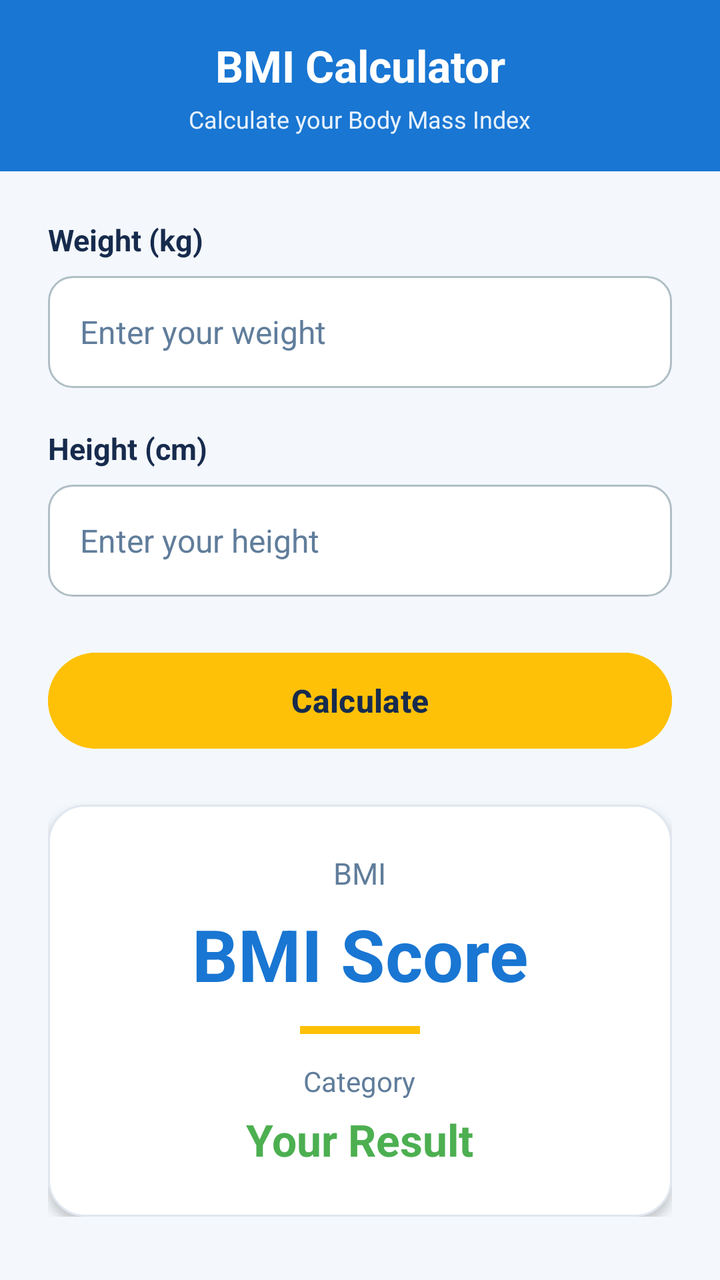
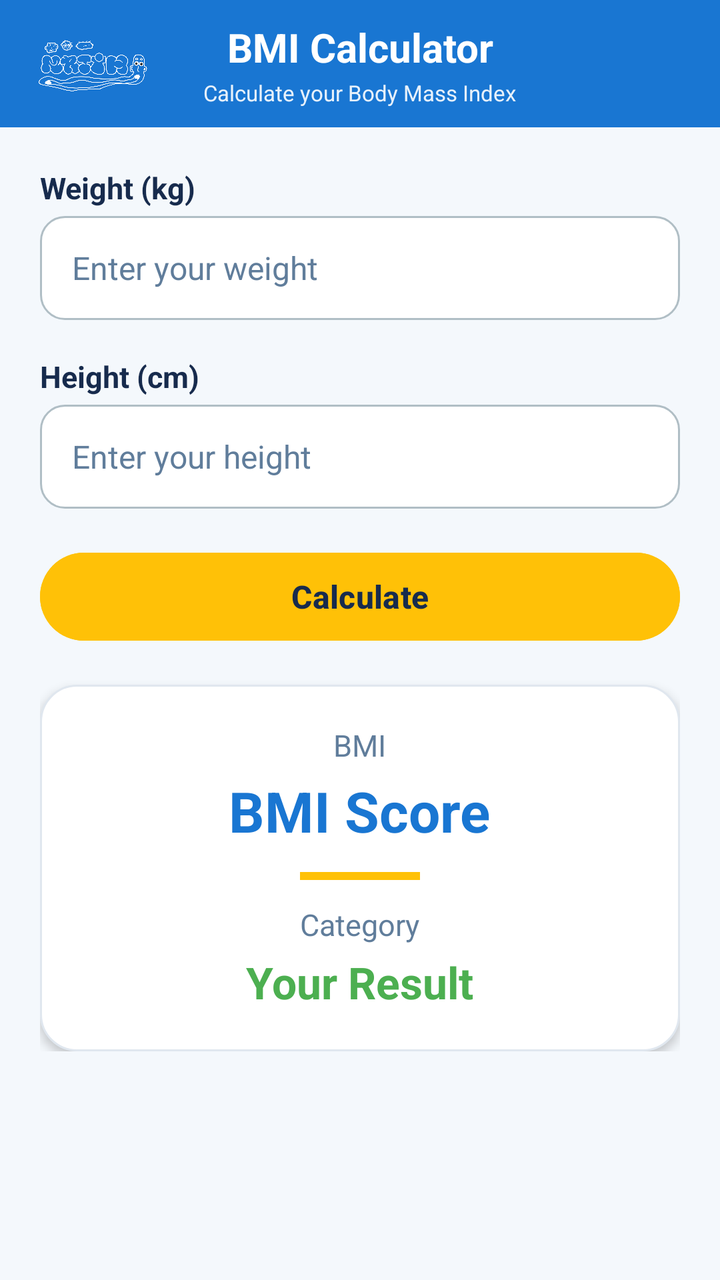

Two renders of the same Android screen: before a commit and after it. Below are the layout's source before the change and the commit's diff.
<!-- AndroidManifest.xml: application theme Theme.BMICalculator -->
<!-- res/layout/activity_main.xml -->
<?xml version="1.0" encoding="utf-8"?>
<ScrollView xmlns:android="http://schemas.android.com/apk/res/android"
    android:layout_width="match_parent"
    android:layout_height="match_parent"
    android:background="@color/background"
    android:fillViewport="true">

    <LinearLayout
        android:layout_width="match_parent"
        android:layout_height="wrap_content"
        android:orientation="vertical">

        

        <LinearLayout
            android:layout_width="match_parent"
            android:layout_height="wrap_content"
            android:orientation="vertical"
            android:gravity="center"
            android:background="@color/primary"
            android:paddingStart="24dp"
            android:paddingEnd="24dp"
            android:paddingTop="18dp"
            android:paddingBottom="18dp">

            <TextView
                android:layout_width="wrap_content"
                android:layout_height="wrap_content"
                android:text="@string/title_bmi"
                android:textColor="@color/text_white"
                android:textSize="22sp"
                android:textStyle="bold"
                android:gravity="center" />

            <TextView
                android:layout_width="wrap_content"
                android:layout_height="wrap_content"
                android:layout_marginTop="4dp"
                android:text="@string/subtitle_bmi"
                android:textColor="@color/text_white"
                android:alpha="0.9"
                android:textSize="12sp"
                android:gravity="center" />

        </LinearLayout>


        

        <LinearLayout
            android:layout_width="match_parent"
            android:layout_height="wrap_content"
            android:orientation="vertical"
            android:padding="24dp">

            

            <TextView
                android:layout_width="match_parent"
                android:layout_height="wrap_content"
                android:text="@string/weight"
                android:textColor="@color/text_primary"
                android:textSize="15sp"
                android:textStyle="bold"
                android:layout_marginBottom="8dp" />

            <EditText
                android:id="@+id/weightEditText"
                android:layout_width="match_parent"
                android:layout_height="56dp"
                android:background="@drawable/edittext_background"
                android:hint="@string/weight_hint"
                android:inputType="numberDecimal"
                android:textColor="@color/text_primary"
                android:textColorHint="@color/text_secondary"
                android:textSize="16sp"
                android:paddingStart="16dp"
                android:paddingEnd="16dp"
                android:layout_marginBottom="20dp" />


            

            <TextView
                android:layout_width="match_parent"
                android:layout_height="wrap_content"
                android:text="@string/height"
                android:textColor="@color/text_primary"
                android:textSize="15sp"
                android:textStyle="bold"
                android:layout_marginBottom="8dp" />

            <EditText
                android:id="@+id/heightEditText"
                android:layout_width="match_parent"
                android:layout_height="56dp"
                android:background="@drawable/edittext_background"
                android:hint="@string/height_hint"
                android:inputType="numberDecimal"
                android:textColor="@color/text_primary"
                android:textColorHint="@color/text_secondary"
                android:textSize="16sp"
                android:paddingStart="16dp"
                android:paddingEnd="16dp"
                android:layout_marginBottom="24dp" />


            

            <Button
                android:id="@+id/calculateButton"
                android:layout_width="match_parent"
                android:layout_height="56dp"
                android:text="@string/calculate"
                android:textColor="@color/text_primary"
                android:textSize="16sp"
                android:textStyle="bold"
                android:backgroundTint="@color/accent_yellow"
                android:layout_marginBottom="24dp" />


            

            <LinearLayout
                android:layout_width="match_parent"
                android:layout_height="wrap_content"
                android:orientation="vertical"
                android:gravity="center"
                android:background="@drawable/result_card"
                android:elevation="3dp"
                android:padding="24dp">

                <TextView
                    android:id="@+id/bmiLabel"
                    android:layout_width="wrap_content"
                    android:layout_height="wrap_content"
                    android:text="@string/bmi"
                    android:textColor="@color/text_secondary"
                    android:textSize="15sp" />

                <TextView
                    android:id="@+id/bmiResult"
                    android:layout_width="wrap_content"
                    android:layout_height="wrap_content"
                    android:text="@string/bmi_placeholder"
                    android:textColor="@color/primary"
                    android:textSize="36sp"
                    android:textStyle="bold"
                    android:layout_marginTop="6dp" />

                <View
                    android:layout_width="60dp"
                    android:layout_height="4dp"
                    android:background="@color/accent_yellow"
                    android:layout_marginTop="12dp"
                    android:layout_marginBottom="14dp" />

                <TextView
                    android:id="@+id/categoryLabel"
                    android:layout_width="wrap_content"
                    android:layout_height="wrap_content"
                    android:text="@string/bmi_category"
                    android:textColor="@color/text_secondary"
                    android:textSize="14sp" />

                <TextView
                    android:id="@+id/categoryResult"
                    android:layout_width="wrap_content"
                    android:layout_height="wrap_content"
                    android:text="@string/category_placeholder"
                    android:textColor="@color/normal_color"
                    android:textSize="22sp"
                    android:textStyle="bold"
                    android:layout_marginTop="5dp" />

            </LinearLayout>

        </LinearLayout>

    </LinearLayout>

</ScrollView>
<!-- resources referenced by this layout -->
<resources>
  <color name="accent_yellow">#FFC107</color>
  <color name="background">#F4F8FC</color>
  <color name="normal_color">#4CAF50</color>
  <color name="primary">#1976D2</color>
  <color name="text_primary">#172B4D</color>
  <color name="text_secondary">#607D9B</color>
  <color name="text_white">#FFFFFF</color>
  <!-- drawable edittext_background (drawable) -->
  <?xml version="1.0" encoding="utf-8"?>
  <selector xmlns:android="http://schemas.android.com/apk/res/android">
  
      
      <item android:state_focused="true">
  
          <shape>
              <solid android:color="@color/input_background" />
  
              <corners android:radius="12dp" />
  
              <stroke
                  android:width="2dp"
                  android:color="@color/input_focus" />
  
              <padding
                  android:left="16dp"
                  android:right="16dp"
                  android:top="4dp"
                  android:bottom="4dp" />
          </shape>
  
      </item>
  
      
      <item>
  
          <shape>
              <solid android:color="@color/input_background" />
  
              <corners android:radius="12dp" />
  
              <stroke
                  android:width="1dp"
                  android:color="@color/input_stroke" />
  
              <padding
                  android:left="16dp"
                  android:right="16dp"
                  android:top="4dp"
                  android:bottom="4dp" />
          </shape>
  
      </item>
  
  </selector>
  <!-- drawable result_card (drawable) -->
  <?xml version="1.0" encoding="utf-8"?>
  <shape xmlns:android="http://schemas.android.com/apk/res/android">
  
      <solid android:color="@color/card_background" />
  
      <corners android:radius="18dp" />
  
      <stroke
          android:width="1dp"
          android:color="#E0E7EF" />
  
      <padding
          android:left="20dp"
          android:right="20dp"
          android:top="20dp"
          android:bottom="20dp" />
  
  </shape>
  <string name="bmi">BMI</string>
  <string name="bmi_category">Category</string>
  <string name="bmi_placeholder">BMI Score</string>
  <string name="calculate">Calculate</string>
  <string name="category_placeholder">Your Result</string>
  <string name="height">Height (cm)</string>
  <string name="height_hint">Enter your height</string>
  <string name="subtitle_bmi">Calculate your Body Mass Index</string>
  <string name="title_bmi">BMI Calculator</string>
  <string name="weight">Weight (kg)</string>
  <string name="weight_hint">Enter your weight</string>
  <style name="Theme.BMICalculator" parent="Base.Theme.BMICalculator" />
  <color name="input_background">#FFFFFF</color>
  <color name="input_focus">#1976D2</color>
  <color name="input_stroke">#B0BEC5</color>
  <color name="card_background">#FFFFFF</color>
  <style name="Base.Theme.BMICalculator" parent="Theme.Material3.DayNight.NoActionBar">
          
          
      </style>
</resources>

<!-- the commit's change to res/layout/activity_main.xml (unified diff, before → after) -->
@@ -12,71 +12,93 @@
 
         
 
+        <FrameLayout
+            android:layout_width="match_parent"
+            android:layout_height="wrap_content"
+            android:background="@color/primary"
+            android:paddingTop="@dimen/header_padding_vertical"
+            android:paddingBottom="@dimen/header_padding_vertical">
+
+            
+
+            <ImageView
+                android:id="@+id/bmiLogo"
+                android:layout_width="@dimen/logo_width"
+                android:layout_height="@dimen/logo_height"
+                android:layout_gravity="start|center_vertical"
+                android:layout_marginStart="@dimen/logo_margin_start"
+                android:src="@drawable/bmi_logo"
+                android:scaleType="fitCenter"
+                android:contentDescription="@string/title_bmi" />
+
+
+            
+
+            <LinearLayout
+                android:layout_width="match_parent"
+                android:layout_height="wrap_content"
+                android:orientation="vertical"
+                android:gravity="center"
+                android:layout_gravity="center">
+
+                <TextView
+                    android:layout_width="wrap_content"
+                    android:layout_height="wrap_content"
+                    android:text="@string/title_bmi"
+                    android:textColor="@color/text_white"
+                    android:textSize="@dimen/header_title_size"
+                    android:textStyle="bold"
+                    android:gravity="center" />
+
+                <TextView
+                    android:layout_width="wrap_content"
+                    android:layout_height="wrap_content"
+                    android:layout_marginTop="@dimen/header_subtitle_margin"
+                    android:text="@string/subtitle_bmi"
+                    android:textColor="@color/text_white"
+                    android:alpha="0.9"
+                    android:textSize="@dimen/header_subtitle_size"
+                    android:gravity="center" />
+
+            </LinearLayout>
+
+        </FrameLayout>
+
+
+        
+
         <LinearLayout
             android:layout_width="match_parent"
             android:layout_height="wrap_content"
             android:orientation="vertical"
-            android:gravity="center"
-            android:background="@color/primary"
-            android:paddingStart="24dp"
-            android:paddingEnd="24dp"
-            android:paddingTop="18dp"
-            android:paddingBottom="18dp">
+            android:padding="@dimen/screen_padding">
+
+
+            
 
             <TextView
-                android:layout_width="wrap_content"
-                android:layout_height="wrap_content"
-                android:text="@string/title_bmi"
-                android:textColor="@color/text_white"
-                android:textSize="22sp"
+                android:layout_width="match_parent"
+                android:layout_height="wrap_content"
+                android:text="@string/weight"
+                android:textColor="@color/text_primary"
+                android:textSize="@dimen/label_size"
                 android:textStyle="bold"
-                android:gravity="center" />
-
-            <TextView
-                android:layout_width="wrap_content"
-                android:layout_height="wrap_content"
-                android:layout_marginTop="4dp"
-                android:text="@string/subtitle_bmi"
-                android:textColor="@color/text_white"
-                android:alpha="0.9"
-                android:textSize="12sp"
-                android:gravity="center" />
-
-        </LinearLayout>
-
-
-        
-
-        <LinearLayout
-            android:layout_width="match_parent"
-            android:layout_height="wrap_content"
-            android:orientation="vertical"
-            android:padding="24dp">
-
-            
-
-            <TextView
-                android:layout_width="match_parent"
-                android:layout_height="wrap_content"
-                android:text="@string/weight"
-                android:textColor="@color/text_primary"
-                android:textSize="15sp"
-                android:textStyle="bold"
-                android:layout_marginBottom="8dp" />
+                android:layout_marginBottom="@dimen/margin_small" />
+
 
             <EditText
                 android:id="@+id/weightEditText"
                 android:layout_width="match_parent"
-                android:layout_height="56dp"
+                android:layout_height="@dimen/input_height"
                 android:background="@drawable/edittext_background"
                 android:hint="@string/weight_hint"
                 android:inputType="numberDecimal"
                 android:textColor="@color/text_primary"
                 android:textColorHint="@color/text_secondary"
-                android:textSize="16sp"
-                android:paddingStart="16dp"
-                android:paddingEnd="16dp"
-                android:layout_marginBottom="20dp" />
+                android:textSize="@dimen/input_text_size"
+                android:paddingStart="@dimen/input_padding"
+                android:paddingEnd="@dimen/input_padding"
+                android:layout_marginBottom="@dimen/margin_large" />
 
 
             
@@ -86,23 +108,24 @@
                 android:layout_height="wrap_content"
                 android:text="@string/height"
                 android:textColor="@color/text_primary"
-                android:textSize="15sp"
+                android:textSize="@dimen/label_size"
                 android:textStyle="bold"
-                android:layout_marginBottom="8dp" />
+                android:layout_marginBottom="@dimen/margin_small" />
+
 
             <EditText
                 android:id="@+id/heightEditText"
                 android:layout_width="match_parent"
-                android:layout_height="56dp"
+                android:layout_height="@dimen/input_height"
                 android:background="@drawable/edittext_background"
                 android:hint="@string/height_hint"
                 android:inputType="numberDecimal"
                 android:textColor="@color/text_primary"
                 android:textColorHint="@color/text_secondary"
-                android:textSize="16sp"
-                android:paddingStart="16dp"
-                android:paddingEnd="16dp"
-                android:layout_marginBottom="24dp" />
+                android:textSize="@dimen/input_text_size"
+                android:paddingStart="@dimen/input_padding"
+                android:paddingEnd="@dimen/input_padding"
+                android:layout_marginBottom="@dimen/margin_large" />
 
 
             
@@ -110,13 +133,13 @@
             <Button
                 android:id="@+id/calculateButton"
                 android:layout_width="match_parent"
-                android:layout_height="56dp"
+                android:layout_height="@dimen/input_height"
                 android:text="@string/calculate"
                 android:textColor="@color/text_primary"
-                android:textSize="16sp"
+                android:textSize="@dimen/button_text_size"
                 android:textStyle="bold"
                 android:backgroundTint="@color/accent_yellow"
-                android:layout_marginBottom="24dp" />
+                android:layout_marginBottom="@dimen/margin_large" />
 
 
             
@@ -127,8 +150,11 @@
                 android:orientation="vertical"
                 android:gravity="center"
                 android:background="@drawable/result_card"
-                android:elevation="3dp"
-                android:padding="24dp">
+                android:elevation="@dimen/card_elevation"
+                android:padding="@dimen/card_padding">
+
+
+                
 
                 <TextView
                     android:id="@+id/bmiLabel"
@@ -136,7 +162,10 @@
                     android:layout_height="wrap_content"
                     android:text="@string/bmi"
                     android:textColor="@color/text_secondary"
-                    android:textSize="15sp" />
+                    android:textSize="@dimen/label_size" />
+
+
+                
 
                 <TextView
                     android:id="@+id/bmiResult"
@@ -144,16 +173,22 @@
                     android:layout_height="wrap_content"
                     android:text="@string/bmi_placeholder"
                     android:textColor="@color/primary"
-                    android:textSize="36sp"
+                    android:textSize="@dimen/result_size"
                     android:textStyle="bold"
-                    android:layout_marginTop="6dp" />
+                    android:layout_marginTop="@dimen/margin_small" />
+
+
+                
 
                 <View
-                    android:layout_width="60dp"
-                    android:layout_height="4dp"
+                    android:layout_width="@dimen/result_line_width"
+                    android:layout_height="@dimen/result_line_height"
                     android:background="@color/accent_yellow"
-                    android:layout_marginTop="12dp"
-                    android:layout_marginBottom="14dp" />
+                    android:layout_marginTop="@dimen/margin_medium"
+                    android:layout_marginBottom="@dimen/margin_medium" />
+
+
+                
 
                 <TextView
                     android:id="@+id/categoryLabel"
@@ -161,7 +196,10 @@
                     android:layout_height="wrap_content"
                     android:text="@string/bmi_category"
                     android:textColor="@color/text_secondary"
-                    android:textSize="14sp" />
+                    android:textSize="@dimen/label_size" />
+
+
+                
 
                 <TextView
                     android:id="@+id/categoryResult"
@@ -169,9 +207,9 @@
                     android:layout_height="wrap_content"
                     android:text="@string/category_placeholder"
                     android:textColor="@color/normal_color"
-                    android:textSize="22sp"
+                    android:textSize="@dimen/category_result_size"
                     android:textStyle="bold"
-                    android:layout_marginTop="5dp" />
+                    android:layout_marginTop="@dimen/margin_small" />
 
             </LinearLayout>
 
<!-- resource entries referenced after the edit -->
@@ -7,6 +7,29 @@
   <color name="text_primary">#172B4D</color>
   <color name="text_secondary">#607D9B</color>
   <color name="text_white">#FFFFFF</color>
+  <dimen name="button_text_size">16sp</dimen>
+  <dimen name="card_elevation">3dp</dimen>
+  <dimen name="card_padding">20dp</dimen>
+  <dimen name="category_result_size">22sp</dimen>
+  <dimen name="header_padding_vertical">10dp</dimen>
+  <dimen name="header_subtitle_margin">2dp</dimen>
+  <dimen name="header_subtitle_size">11sp</dimen>
+  <dimen name="header_title_size">20sp</dimen>
+  <dimen name="input_height">52dp</dimen>
+  <dimen name="input_padding">16dp</dimen>
+  <dimen name="input_text_size">16sp</dimen>
+  <dimen name="label_size">15sp</dimen>
+  <dimen name="logo_height">40dp</dimen>
+  <dimen name="logo_margin_start">16dp</dimen>
+  <dimen name="logo_width">60dp</dimen>
+  <dimen name="margin_large">18dp</dimen>
+  <dimen name="margin_medium">12dp</dimen>
+  <dimen name="margin_small">4dp</dimen>
+  <dimen name="result_line_height">4dp</dimen>
+  <dimen name="result_line_width">60dp</dimen>
+  <dimen name="result_size">28sp</dimen>
+  <dimen name="screen_padding">20dp</dimen>
+  <!-- drawable bmi_logo: png bitmap (drawable, 560072 bytes) -->
   <!-- drawable edittext_background (drawable) -->
   <?xml version="1.0" encoding="utf-8"?>
   <selector xmlns:android="http://schemas.android.com/apk/res/android">
